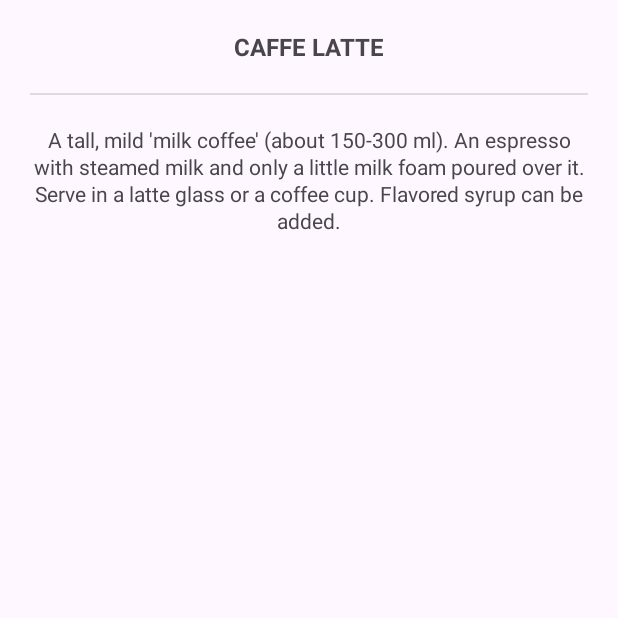
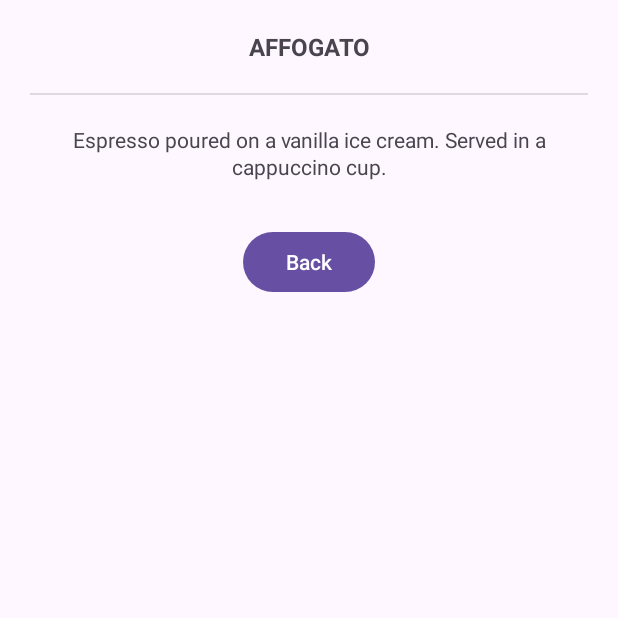
Before and after one commit to sakuranadira/LAB_WEEK_03, an Android app: the DetailFragment screen opened through its navigation route, on a phone screen of 412 x 824 dp, the top half of it. Run offline under Robolectric (Android 15) with nearby library versions, the phone set to English and light mode, and no system bars.

Commit message:
“Commit No.5 – add back button & extend list

```diff
--- a/app/build.gradle.kts
+++ b/app/build.gradle.kts
@@ -47,7 +47,4 @@ dependencies {
     androidTestImplementation(libs.androidx.espresso.core)
     implementation("androidx.navigation:navigation-fragment-ktx:2.8.3")
     implementation("androidx.navigation:navigation-ui-ktx:2.8.3")
-    implementation("androidx.navigation:navigation-ui-ktx:2.5.3")
-    implementation("androidx.navigation:navigation-fragment-ktx:2.5.3")
-
 }
--- a/app/src/main/java/com/example/lab_week_03/DetailFragment.kt
+++ b/app/src/main/java/com/example/lab_week_03/DetailFragment.kt
@@ -4,31 +4,36 @@ import android.os.Bundle
 import android.view.LayoutInflater
 import android.view.View
 import android.view.ViewGroup
+import android.widget.Button
 import android.widget.TextView
 import androidx.fragment.app.Fragment
+import androidx.navigation.fragment.findNavController
 
 class DetailFragment : Fragment() {
 
-    private val coffeeTitle: TextView?
-        get() = view?.findViewById(R.id.coffee_title)
-    private val coffeeDesc: TextView?
-        get() = view?.findViewById(R.id.coffee_desc)
+    private var coffeeTitle: TextView? = null
+    private var coffeeDesc: TextView? = null
+    private var btnBack: Button? = null
 
-    override fun onCreateView(
-        inflater: LayoutInflater, container: ViewGroup?,
-        savedInstanceState: Bundle?
-    ): View? {
+    override fun onCreateView(inflater: LayoutInflater, container: ViewGroup?, savedInstanceState: Bundle?): View? {
         return inflater.inflate(R.layout.fragment_detail, container, false)
     }
 
     override fun onViewCreated(view: View, savedInstanceState: Bundle?) {
         super.onViewCreated(view, savedInstanceState)
+        coffeeTitle = view.findViewById(R.id.coffee_title)
+        coffeeDesc = view.findViewById(R.id.coffee_desc)
+        btnBack = view.findViewById(R.id.btnBack)
 
-        val coffeeId = arguments?.getInt(COFFEE_ID, 0) ?: 0
+        val coffeeId = arguments?.getInt(COFFEE_ID, R.id.affogato) ?: R.id.affogato
         setCoffeeData(coffeeId)
+
+        btnBack?.setOnClickListener {
+            findNavController().navigate(R.id.action_detailFragment_to_listFragment)
+        }
     }
 
-    fun setCoffeeData(id: Int) {
+    private fun setCoffeeData(id: Int) {
         when (id) {
             R.id.affogato -> {
                 coffeeTitle?.text = getString(R.string.affogato_title)
@@ -42,17 +47,23 @@ class DetailFragment : Fragment() {
                 coffeeTitle?.text = getString(R.string.latte_title)
                 coffeeDesc?.text = getString(R.string.latte_desc)
             }
+            R.id.cappuccino -> {
+                coffeeTitle?.text = getString(R.string.cappuccino_title)
+                coffeeDesc?.text = getString(R.string.cappuccino_desc)
+            }
+            R.id.mocha -> {
+                coffeeTitle?.text = getString(R.string.mocha_title)
+                coffeeDesc?.text = getString(R.string.mocha_desc)
+            }
         }
     }
 
     companion object {
-        private const val COFFEE_ID = "COFFEE_ID"
-
-        fun newInstance(coffeeId: Int) =
-            DetailFragment().apply {
-                arguments = Bundle().apply {
-                    putInt(COFFEE_ID, coffeeId)
-                }
+        const val COFFEE_ID = "COFFEE_ID"
+        fun newInstance(coffeeId: Int): DetailFragment {
+            return DetailFragment().apply {
+                arguments = Bundle().apply { putInt(COFFEE_ID, coffeeId) }
             }
+        }
     }
 }
--- a/app/src/main/java/com/example/lab_week_03/ListFragment.kt
+++ b/app/src/main/java/com/example/lab_week_03/ListFragment.kt
@@ -4,44 +4,44 @@ import android.os.Bundle
 import android.view.LayoutInflater
 import android.view.View
 import android.view.ViewGroup
+import android.widget.LinearLayout
+import android.widget.TextView
 import androidx.fragment.app.Fragment
-import androidx.navigation.findNavController
+import androidx.navigation.fragment.findNavController
 
 class ListFragment : Fragment() {
 
-    override fun onCreate(savedInstanceState: Bundle?) {
-        super.onCreate(savedInstanceState)
-    }
+    private val coffeeList = listOf(
+        Coffee(R.id.affogato, R.string.affogato_title, R.string.affogato_desc),
+        Coffee(R.id.americano, R.string.americano_title, R.string.americano_desc),
+        Coffee(R.id.latte, R.string.latte_title, R.string.latte_desc),
+        Coffee(R.id.cappuccino, R.string.cappuccino_title, R.string.cappuccino_desc),
+        Coffee(R.id.mocha, R.string.mocha_title, R.string.mocha_desc)
+    )
 
-    override fun onCreateView(
-        inflater: LayoutInflater, container: ViewGroup?,
-        savedInstanceState: Bundle?
-    ): View? {
+    override fun onCreateView(inflater: LayoutInflater, container: ViewGroup?, savedInstanceState: Bundle?): View? {
         return inflater.inflate(R.layout.fragment_list, container, false)
     }
 
     override fun onViewCreated(view: View, savedInstanceState: Bundle?) {
         super.onViewCreated(view, savedInstanceState)
-
-        val coffeeList = listOf<View>(
-            view.findViewById(R.id.affogato),
-            view.findViewById(R.id.americano),
-            view.findViewById(R.id.latte)
-        )
+        val containerLayout: LinearLayout = view.findViewById(R.id.coffee_container)
+        containerLayout.removeAllViews()
 
         coffeeList.forEach { coffee ->
-            val fragmentBundle = Bundle()
-            fragmentBundle.putInt(COFFEE_ID, coffee.id)
-            coffee.setOnClickListener {
-                coffee.findNavController().navigate(
-                    R.id.coffee_id_action,
-                    fragmentBundle
-                )
+            val textView = TextView(requireContext())
+            textView.text = getString(coffee.titleRes)
+            textView.textSize = 16f
+            textView.setPadding(20, 20, 20, 20)
+            textView.setOnClickListener {
+                val bundle = Bundle().apply {
+                    putInt(DetailFragment.COFFEE_ID, coffee.id)
+                }
+                findNavController().navigate(R.id.action_listFragment_to_detailFragment, bundle)
             }
+            containerLayout.addView(textView)
         }
     }
 
-    companion object {
-        const val COFFEE_ID = "COFFEE_ID"
-    }
+    data class Coffee(val id: Int, val titleRes: Int, val descRes: Int)
 }
--- a/app/src/main/res/layout/fragment_detail.xml
+++ b/app/src/main/res/layout/fragment_detail.xml
@@ -29,4 +29,12 @@
         android:textSize="14sp"
         android:lineSpacingExtra="2dp"
         android:text="@string/latte_desc"/>
+
+    <Button
+        android:id="@+id/btnBack"
+        android:layout_width="wrap_content"
+        android:layout_height="wrap_content"
+        android:text="Back"
+        android:layout_gravity="center_horizontal"
+        android:layout_marginTop="30dp"/>
 </LinearLayout>
--- a/app/src/main/res/navigation/nav_graph.xml
+++ b/app/src/main/res/navigation/nav_graph.xml
@@ -1,23 +1,24 @@
-<?xml version="1.0" encoding="utf-8"?>
-<navigation
-    xmlns:android="http://schemas.android.com/apk/res/android"
+<navigation xmlns:android="http://schemas.android.com/apk/res/android"
     xmlns:app="http://schemas.android.com/apk/res-auto"
     xmlns:tools="http://schemas.android.com/tools"
     android:id="@+id/nav_graph"
-    app:startDestination="@id/coffeeList">
+    app:startDestination="@id/listFragment">
+
     <fragment
-        android:id="@+id/coffeeList"
+        android:id="@+id/listFragment"
         android:name="com.example.lab_week_03.ListFragment"
-        android:label="List"
         tools:layout="@layout/fragment_list">
         <action
-            android:id="@+id/coffee_id_action"
-            app:destination="@id/coffeeDetail">
-        </action>
+            android:id="@+id/action_listFragment_to_detailFragment"
+            app:destination="@id/detailFragment" />
     </fragment>
+
     <fragment
-        android:id="@+id/coffeeDetail"
+        android:id="@+id/detailFragment"
         android:name="com.example.lab_week_03.DetailFragment"
-        android:label="Detail"
-        tools:layout="@layout/fragment_detail" />
+        tools:layout="@layout/fragment_detail">
+        <action
+            android:id="@+id/action_detailFragment_to_listFragment"
+            app:destination="@id/listFragment" />
+    </fragment>
 </navigation>
--- /dev/null
+++ b/app/src/main/res/values/ids.xml
@@ -0,0 +1,8 @@
+<?xml version="1.0" encoding="utf-8"?>
+<resources>
+    <item name="affogato" type="id" />
+    <item name="americano" type="id" />
+    <item name="latte" type="id" />
+    <item name="cappuccino" type="id" />
+    <item name="mocha" type="id" />
+</resources>
--- a/app/src/main/res/values/strings.xml
+++ b/app/src/main/res/values/strings.xml
@@ -1,16 +1,31 @@
 <resources>
     <string name="app_name">LAB_WEEK_03</string>
+
     <string name="affogato_title">AFFOGATO</string>
-    <string name="affogato_desc">Espresso poured on a vanilla ice cream. Served in a
-cappuccino cup.</string>
+    <string name="affogato_desc"><![CDATA[
+Espresso poured on a vanilla ice cream. Served in a cappuccino cup.
+    ]]></string>
+
     <string name="americano_title">AMERICANO</string>
-    <string name="americano_desc">Espresso with added hot water (100-150 ml). Often
-served in a cappuccino cup. (The espresso is added into the hot water rather than
-all the water being flowed through the coffee that would lead to over
-extraction.)</string>
+    <string name="americano_desc"><![CDATA[
+Espresso with added hot water (100-150 ml). Often served in a cappuccino cup.
+(The espresso is added into the hot water rather than all the water being flowed through the coffee that would lead to over extraction.)
+    ]]></string>
+
     <string name="latte_title">CAFFE LATTE</string>
-    <string name="latte_desc">A tall, mild \'milk coffee\' (about 150-300 ml). An
-espresso with steamed milk and only a little milk foam poured over it. Serve in a
-latte glass or a coffee cup. Flavored syrup can be added.</string>
+    <string name="latte_desc"><![CDATA[
+A tall, mild milk coffee (about 150-300 ml). An espresso with steamed milk and only a little milk foam poured over it. Serve in a latte glass or a coffee cup. Flavored syrup can be added.
+    ]]></string>
+
     <string name="coffee_list">Coffee List</string>
+
+    <string name="cappuccino_title">CAPPUCCINO</string>
+    <string name="cappuccino_desc"><![CDATA[
+Espresso with equal parts steamed milk and milk foam. Often dusted with cocoa powder.
+    ]]></string>
+
+    <string name="mocha_title">MOCHA</string>
+    <string name="mocha_desc"><![CDATA[
+Espresso with chocolate syrup and steamed milk. Topped with whipped cream.
+    ]]></string>
 </resources>
```
Also changed, not shown: app/src/main/res/layout/fragment_list.xml (+8 -24 lines).
